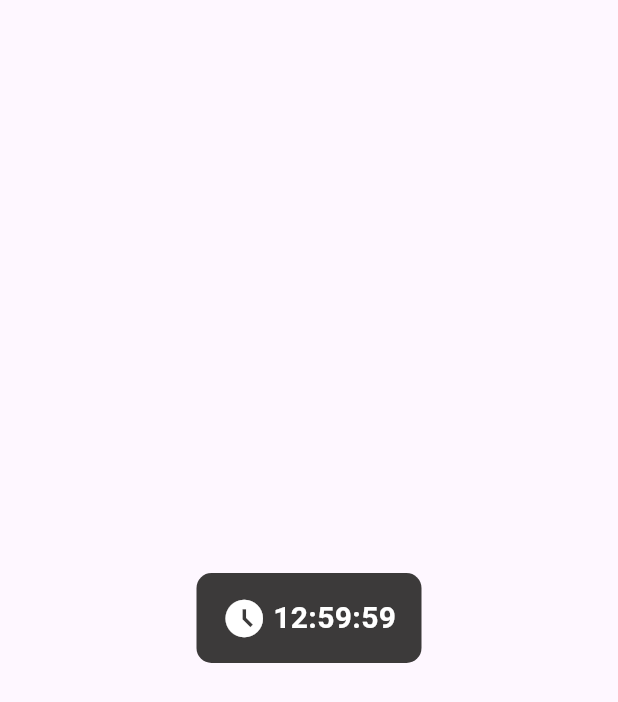
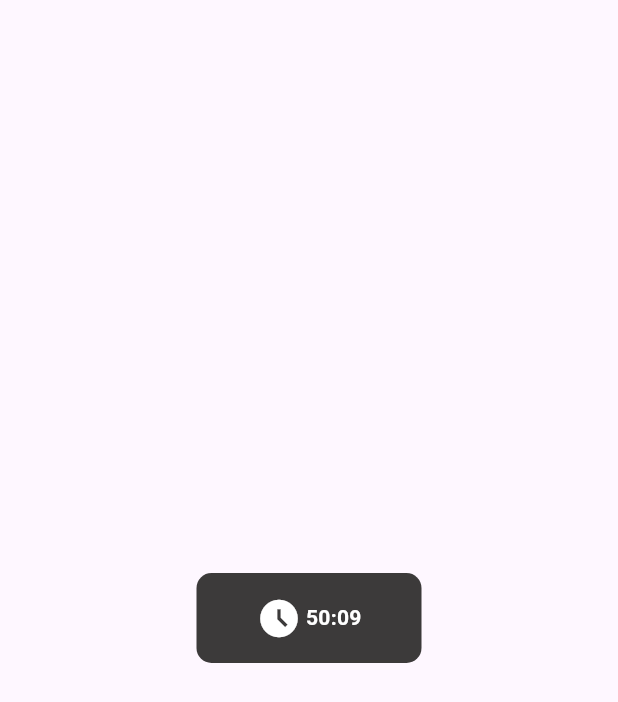
Before and after one commit to shabanbhatti/countdown_, a Flutter app: the first screen one second after launch, on a phone screen of 412 x 824 dp. Shown: the top 702 px of the screen. Run offline on Flutter 3.47's test engine with Material 3 defaults, Android fonts, the phone set to English and light mode, and no system bars.

Commit message:
Updated
Updated correct one

```diff
--- a/lib/main.dart
+++ b/lib/main.dart
@@ -24,12 +24,11 @@ class _MyApppState extends State<MyApp> {
   Color textIconColor = Colors.white;
   double timerSize = 20;
 
-  // --------timer variables------------
-  int seconds = 59;
-  int mintutes = 59;
-  int hour = 12;
+  // --------Seconds, Minutes, Hours------------
+  int seconds = 9;
+  int mintutes = 5;
+  int hour = 1;
 
-  int backendValue = 60;
   Timer? timer;
 
   @override
@@ -39,24 +38,33 @@ class _MyApppState extends State<MyApp> {
   }
 
   void runTimer() {
-    timer = Timer.periodic(Duration(seconds: 1), (timer) {
+    timer = Timer.periodic(Duration(milliseconds: 1), (timer) {
+      // ----This is like constant variable, don't try to modify it.
+      int backendValue = seconds + 1;
       setState(() {
         if (seconds <= 59 || seconds >= 0 || mintutes == 59) {
+          if (seconds <= 59 && mintutes <= 59) {
             backendValue--;
             if (backendValue >= 1) {
               seconds--;
+              // print('seconds');
+              print(backendValue);
             } else if (backendValue == 0 && mintutes > 0) {
               seconds = 59;
               backendValue = 60;
               mintutes--;
-          } else if (mintutes == 0) {
+              // print('minutes');
+            } else if (mintutes == 0 && hour != 0) {
               hour--;
               mintutes = 59;
               seconds = 59;
               backendValue = 60;
-          }
+              // print('hours');
             } else {
               timer.cancel();
+              // print('Stopped');
+            }
+          }
         }
       });
     });
@@ -88,9 +96,15 @@ class _MyApppState extends State<MyApp> {
                       color: Colors.white,
                       size: clockIconSize,
                     ),
-                    SizedBox(width: mqSize.width * 0.01),
+                    SizedBox(width: mqSize.width * 0.007),
 
-                    Text(
+                    SizedBox(
+                      height: mqSize.height * 0.1,
+                      width: mqSize.width * 0.09,
+
+                      child: Center(
+                        child: FittedBox(
+                          child: Text(
                             (hour == 0)
                                 ? '${mintutes.toString().padLeft(2, '0')}:${seconds.toString().padLeft(2, '0')}'
                                 : '${hour.toString().padLeft(2, '0')}:${mintutes.toString().padLeft(2, '0')}:${seconds.toString().padLeft(2, '0')}',
@@ -99,6 +113,9 @@ class _MyApppState extends State<MyApp> {
                               color: Colors.white,
                               fontSize: timerSize,
                               fontWeight: FontWeight.bold,
+                            ),
+                          ),
+                        ),
                       ),
                     ),
                   ],
```
Lines whose indentation alone changed are shown as unchanged.
